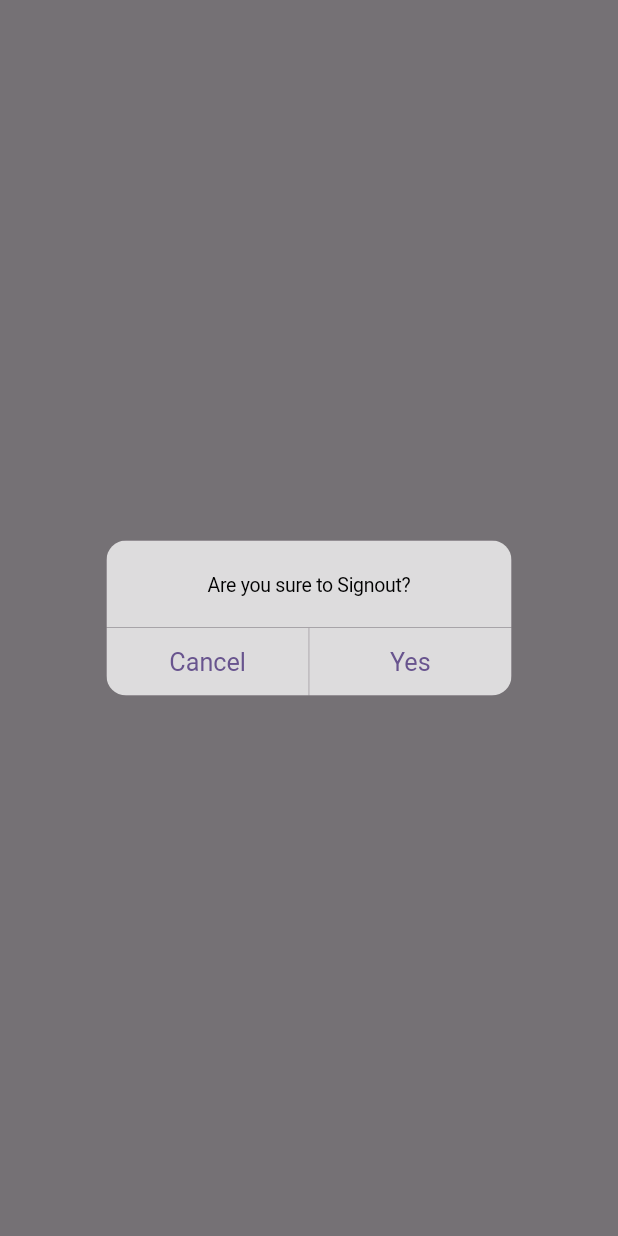
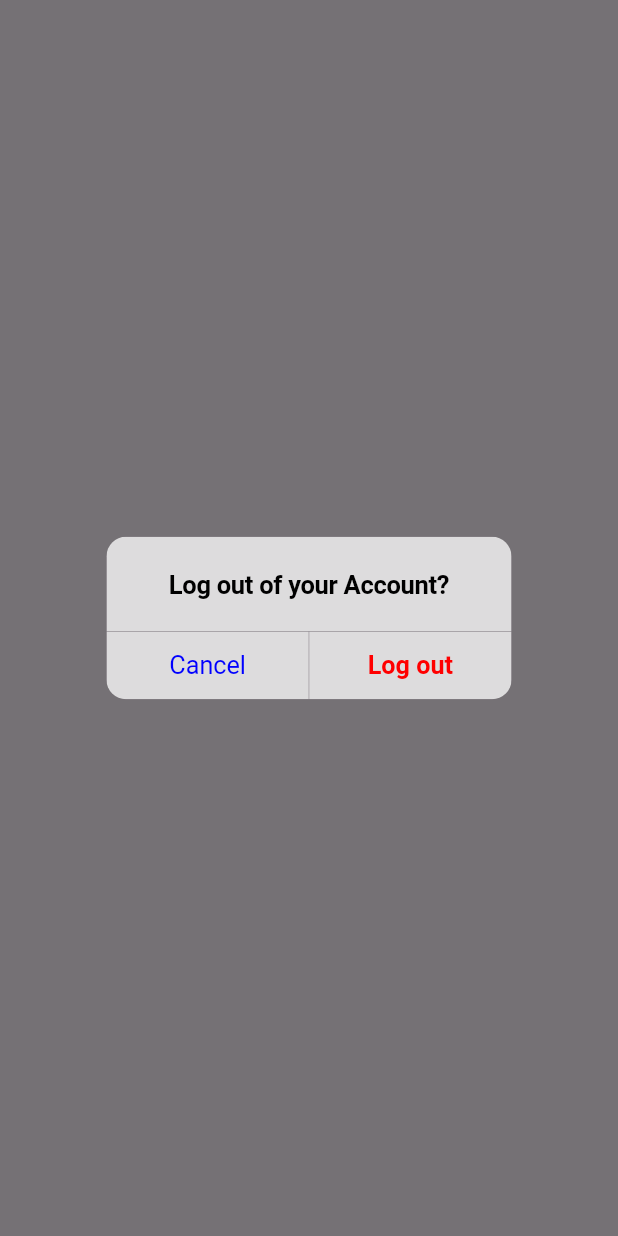
Before and after one commit to Orekidesu/Mobile-Health-App-Tambag, a Flutter app: what showSignOutDialog() shows on an empty page, opened directly, on a phone screen of 412 x 824 dp. Run offline on Flutter 3.47's test engine with Material 3 defaults, Android fonts, the light colour scheme and no system bars; our stand-ins replace cloud_firestore, firebase_auth, firebase_core, flutter_slidable, fluttertoast, font_awesome_flutter; accounts and stored records are empty.

Commit message:
Kyle Nierras Update

```diff
--- a/lib/Custom_Widgets/CustomActionButton.dart
+++ b/lib/Custom_Widgets/CustomActionButton.dart
@@ -27,7 +27,7 @@ class CustomActionButton extends StatelessWidget {
             side: const BorderSide(color: Colors.blue, width: 0),
           ),
         ),
-        child: Text(buttonText.toUpperCase()),
+        child: Text(buttonText),
       ),
     );
   }
--- a/lib/Custom_Widgets/Custom_Appbar.dart
+++ b/lib/Custom_Widgets/Custom_Appbar.dart
@@ -1,6 +1,6 @@
 // ignore_for_file: camel_case_types, non_constant_identifier_names
 import 'package:flutter/material.dart';
-import 'package:mobile_health_app_tambag/constants/light_constants.dart';
+import '../constants/light_constants.dart';
 import 'Custom_ButtonRound.dart';
 
 class Custom_Appbar extends StatefulWidget {
--- a/lib/Custom_Widgets/Custom_Dialog.dart
+++ b/lib/Custom_Widgets/Custom_Dialog.dart
@@ -5,8 +5,10 @@ class CustomDialog extends StatelessWidget {
   final VoidCallback onSignOut;
   final String message;
   final bool? showtitle;
+  final String buttonText;
 
-  CustomDialog({
+  const CustomDialog({super.key,
+    required this.buttonText,
     required this.onSignOut,
     required this.message,
     this.showtitle,
@@ -16,16 +18,29 @@ class CustomDialog extends StatelessWidget {
   Widget build(BuildContext context) {
     return CupertinoAlertDialog(
       title: showtitle ?? false ? const Text('Message') : null,
-      content: Text(message),
+      content: Text(
+        message,
+        style: const TextStyle(
+          fontWeight: FontWeight.bold, // Set the content text to bold
+          fontSize: 17,
+        ),
+      ),
       actions: <Widget>[
         CupertinoDialogAction(
+          textStyle: const TextStyle(
+            color: Color.fromARGB(255, 0, 0, 255)
+          ),
           child: const Text("Cancel"),
           onPressed: () {
             Navigator.of(context).pop(); // Close the dialog
           },
         ),
         CupertinoDialogAction(
-          child: const Text('Yes'),
+          textStyle: const TextStyle(
+            fontWeight: FontWeight.bold,
+            color: Color.fromARGB(255, 255, 0, 0),
+          ),
+          child: Text(buttonText),
           onPressed: () {
             FirebaseAuth.instance.signOut();
             onSignOut();
--- a/lib/Custom_Widgets/Custom_dropdown.dart
+++ b/lib/Custom_Widgets/Custom_dropdown.dart
@@ -1,5 +1,5 @@
 import 'package:flutter/material.dart';
-import 'package:mobile_health_app_tambag/constants/light_constants.dart';
+import '../constants/light_constants.dart';
 
 class CustomDropdown extends StatefulWidget {
   final List<String> items;
--- a/lib/Firebase_Query/Firebase_Functions.dart
+++ b/lib/Firebase_Query/Firebase_Functions.dart
@@ -1,6 +1,6 @@
   //Function to return all patients
 import 'package:cloud_firestore/cloud_firestore.dart';
-import 'package:mobile_health_app_tambag/Screen/Dashboard.dart';
+import '../Screen/Dashboard.dart';
 
 late CollectionReference patientsCollection =FirebaseFirestore.instance.collection('patients');
 
--- a/lib/Screen/Dashboard.dart
+++ b/lib/Screen/Dashboard.dart
@@ -3,14 +3,13 @@
   import '../Custom_Widgets/Custom_Footer.dart';
   import 'package:cloud_firestore/cloud_firestore.dart';
   import '../Custom_Widgets/Custom_Appbar.dart';
-  import 'package:mobile_health_app_tambag/constants/light_constants.dart';
+  import '../constants/light_constants.dart';
   import '../Custom_Widgets/Dashboard_List_Firebase.dart';
   import '../functions/custom_functions.dart';
 
   class Patient {
     final String id;
     final String name;
-
     Patient({required this.id, required this.name});
   }
 
--- a/lib/Screen/Tracker.dart
+++ b/lib/Screen/Tracker.dart
@@ -1,7 +1,7 @@
 import 'package:flutter/material.dart';
 import 'package:font_awesome_flutter/font_awesome_flutter.dart';
-import 'package:mobile_health_app_tambag/Screen/Dashboard.dart';
-import 'package:mobile_health_app_tambag/custom_widgets/text_widget_info.dart';
+import '../Screen/Dashboard.dart';
+import '../custom_widgets/text_widget_info.dart';
 import '../Custom_Widgets/CustomActionButton.dart';
 import '../constants/light_constants.dart';
 import '../Custom_Widgets/Custom_Appbar.dart';
--- a/lib/Screen/addProfilePage.dart
+++ b/lib/Screen/addProfilePage.dart
@@ -1,5 +1,5 @@
 import 'package:flutter/material.dart';
-import 'package:mobile_health_app_tambag/Screen/Dashboard.dart';
+import '../Screen/Dashboard.dart';
 import '../constants/light_constants.dart';
 
 class AddProfilePage extends StatefulWidget {
--- a/lib/functions/custom_functions.dart
+++ b/lib/functions/custom_functions.dart
@@ -73,10 +73,11 @@ void showSignOutDialog(BuildContext context) {
     context: context,
     builder: (BuildContext context) {
       return CustomDialog(
+        buttonText: 'Log out',
         onSignOut: () {
           signout(context);
         },
-        message: 'Are you sure to Signout?',
+        message: 'Log out of your Account?',
       );
     },
   );
```
Also changed, not shown: lib/Custom_Widgets/Dashboard_List_Firebase.dart (+39 -136 lines), lib/Custom_Widgets/PatientCard.dart (added, +136 -0 lines), lib/Screen/Follow_up.dart (+15 -16 lines), lib/Screen/Patient_profile.dart (+3 -4 lines), lib/main.dart (+4 -7 lines), pubspec.yaml (+5 -2 lines), pubspec.lock, 4 other files.
